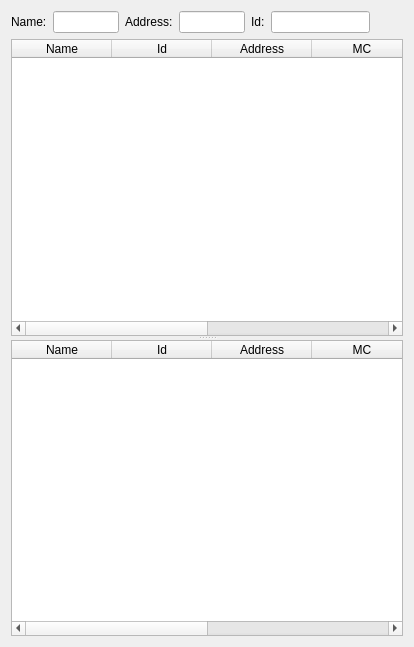
First picture: the form in src/dose/dose_dobexplorer.ss/src/RawStatistics.ui, repository SafirSDK/safir-sdk-core, before the edit.
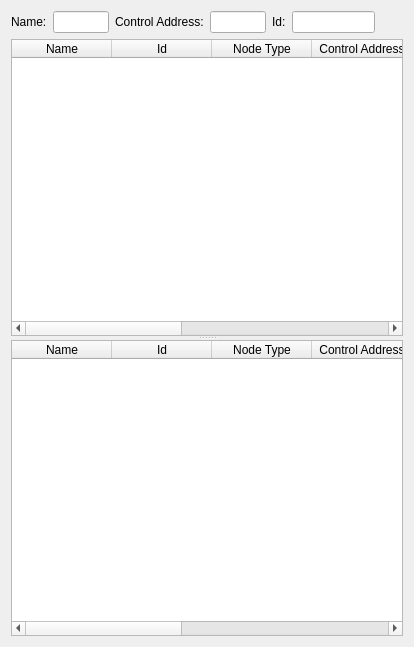
Second picture: the form after the edit.

Patch:
```diff
--- a/src/dose/dose_dobexplorer.ss/src/RawStatistics.ui
+++ b/src/dose/dose_dobexplorer.ss/src/RawStatistics.ui
@@ -33,7 +33,7 @@
      <item>
       <widget class="QLabel" name="label_2">
        <property name="text">
-        <string>Address:</string>
+        <string>Control Address:</string>
        </property>
       </widget>
      </item>
@@ -118,7 +118,12 @@
       </column>
       <column>
        <property name="text">
-        <string>Address</string>
+        <string>Node Type</string>
+       </property>
+      </column>
+      <column>
+       <property name="text">
+        <string>Control Address</string>
        </property>
        <property name="toolTip">
         <string>Address of node</string>
@@ -126,7 +131,7 @@
       </column>
       <column>
        <property name="text">
-        <string>MC</string>
+        <string>Data Address</string>
        </property>
        <property name="toolTip">
         <string>Is this node multicast enabled.</string>
@@ -186,7 +191,12 @@
       </column>
       <column>
        <property name="text">
-        <string>Address</string>
+        <string>Node Type</string>
+       </property>
+      </column>
+      <column>
+       <property name="text">
+        <string>Control Address</string>
        </property>
        <property name="toolTip">
         <string>Address of node</string>
@@ -194,7 +204,7 @@
       </column>
       <column>
        <property name="text">
-        <string>MC</string>
+        <string>Data Address</string>
        </property>
        <property name="toolTip">
         <string>Is this node multicast enabled.</string>
```
